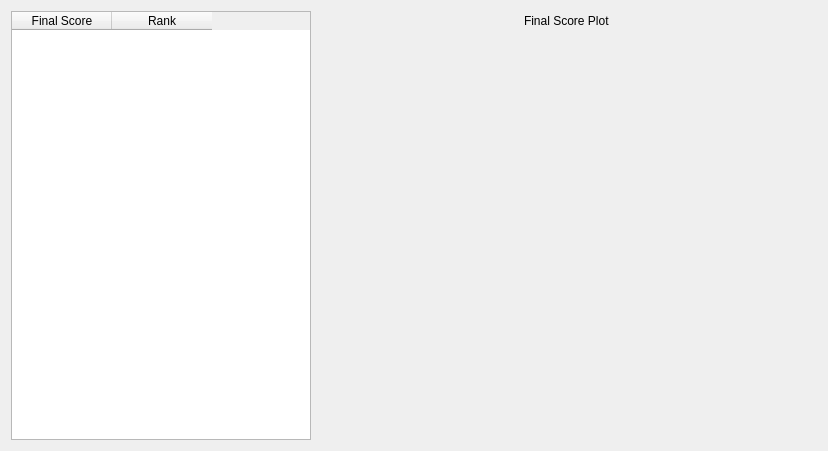
Ecotrust/delphos, file src/gui/mca_result_view.ui: the form before one commit.
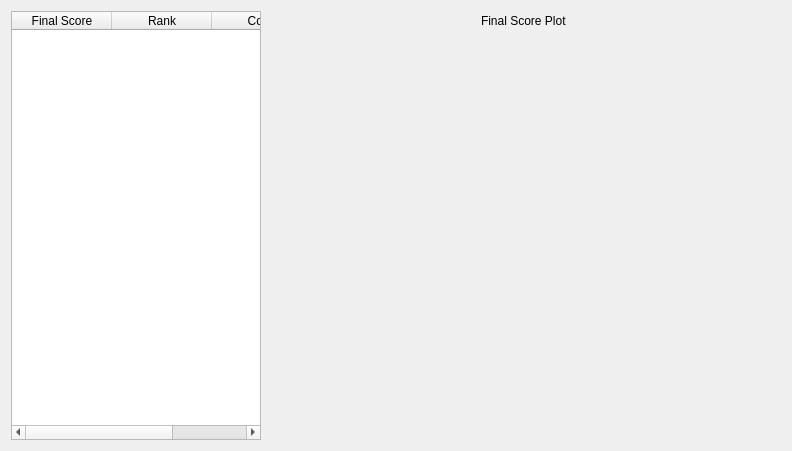
The form after the commit. Custom widgets are drawn as their Qt base class.

Patch:
```diff
--- a/src/gui/mca_result_view.ui
+++ b/src/gui/mca_result_view.ui
@@ -17,13 +17,13 @@
     <widget class="FinalScoreTableWidget" name="final_table" >
      <property name="minimumSize" >
       <size>
-       <width>300</width>
+       <width>250</width>
        <height>0</height>
       </size>
      </property>
      <property name="maximumSize" >
       <size>
-       <width>200</width>
+       <width>250</width>
        <height>16777215</height>
       </size>
      </property>
@@ -49,6 +49,11 @@
        <string>Rank</string>
       </property>
      </column>
+     <column>
+      <property name="text" >
+       <string>Color</string>
+      </property>
+     </column>
     </widget>
    </item>
    <item>
```
